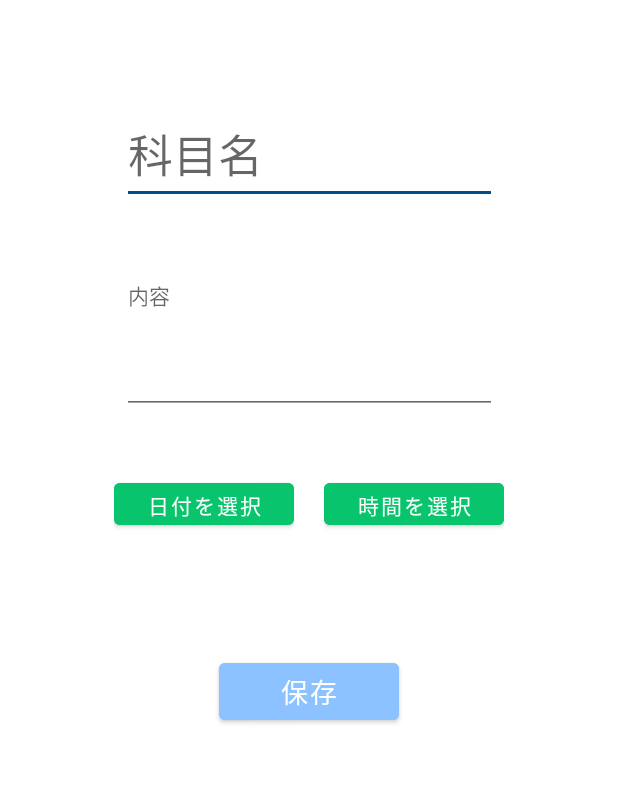
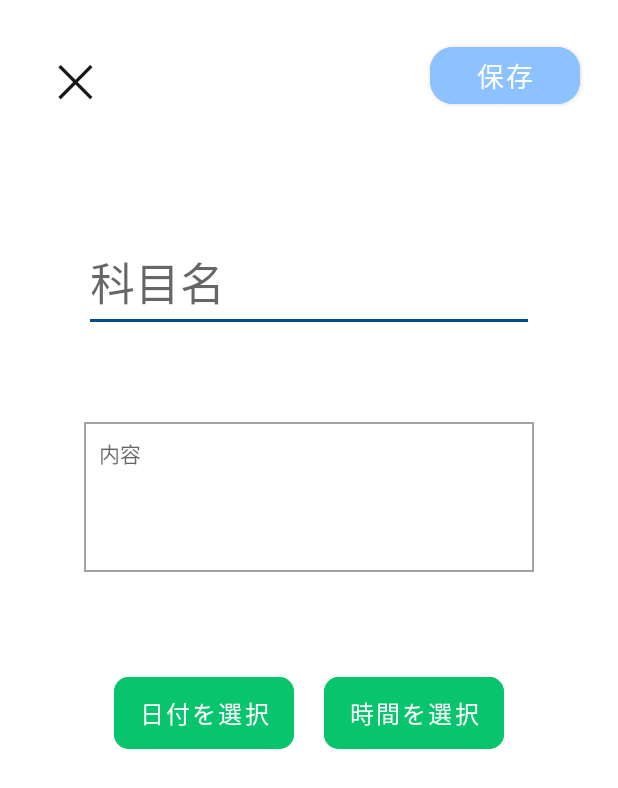
Before and after one commit to ri0103/ExamApplication, an Android app: the AddToDoActivity screen opened directly, with no data from a screen before it, on a phone screen of 412 x 824 dp. Shown: the top 788 px of the screen. Run offline under Robolectric (Android 15) with nearby library versions, the phone set to English and light mode, and no system bars; libraries missing offline, so code that uses them is left out: io.realm.

Commit message:
little ui change

```diff
--- a/app/src/main/java/app/ishizaki/ryu/examapplication/fragments/CoverageFragment.kt
+++ b/app/src/main/java/app/ishizaki/ryu/examapplication/fragments/CoverageFragment.kt
@@ -13,6 +13,7 @@ import app.ishizaki.ryu.examapplication.*
 import io.realm.Realm
 import io.realm.RealmResults
 import kotlinx.android.synthetic.main.fragment_coverage.*
+import kotlinx.android.synthetic.main.fragment_todo.*
 
 class CoverageFragment : Fragment() {
 
@@ -45,6 +46,8 @@ class CoverageFragment : Fragment() {
             val intent = Intent(activity, AddCoverageActivity::class.java)
             activity?.startActivity(intent)
         }
+
+
     }
 
     fun readAll(): RealmResults<Coverage> {
--- /dev/null
+++ b/app/src/main/res/drawable/border1.xml
@@ -0,0 +1,9 @@
+<?xml version="1.0" encoding="utf-8"?>
+
+<shape android:shape="rectangle"
+    xmlns:android="http://schemas.android.com/apk/res/android">
+<stroke
+    android:color="#a3a3a3"
+    android:width="1sp"
+    />
+    </shape>
--- a/app/src/main/res/layout/activity_add_to_do.xml
+++ b/app/src/main/res/layout/activity_add_to_do.xml
@@ -8,119 +8,114 @@
 
     <EditText
         android:id="@+id/subjectSchedule"
-        android:layout_width="250sp"
+        android:layout_width="300sp"
         android:layout_height="wrap_content"
-        android:layout_marginTop="70sp"
+        android:layout_marginTop="80sp"
         android:ems="10"
         android:hint="科目名"
         android:inputType="textPersonName"
         android:textSize="30sp"
         app:layout_constraintEnd_toEndOf="parent"
         app:layout_constraintStart_toStartOf="parent"
-        app:layout_constraintTop_toTopOf="parent" />
+        app:layout_constraintTop_toBottomOf="@id/scheduleSaveButton"
+        android:textColor="@color/nice_black"/>
 
     <EditText
         android:id="@+id/contentSchedule"
         android:gravity="top|left"
-        android:layout_width="250sp"
+        android:layout_width="300sp"
         android:layout_height="wrap_content"
+        android:padding="10sp"
         android:minHeight="100sp"
-        android:layout_marginTop="40sp"
-        android:ems="10"
+        android:layout_marginTop="60sp"
+        android:ems="1000"
         android:hint="内容"
         android:inputType="textMultiLine"
         android:textSize="14sp"
         app:layout_constraintEnd_toEndOf="parent"
         app:layout_constraintStart_toStartOf="parent"
-        app:layout_constraintTop_toBottomOf="@+id/subjectSchedule" />
+        android:textColor="@color/nice_black"
+        app:layout_constraintTop_toBottomOf="@+id/subjectSchedule"
+        android:background="@drawable/border1"
+        />
 
     <Button
         android:id="@+id/scheduleSaveButton"
-        android:layout_width="120sp"
+        android:layout_width="100sp"
         android:layout_height="50sp"
-        android:layout_marginTop="40sp"
-        android:backgroundTint="#8cc2ff"
+        android:layout_marginTop="25sp"
+        android:backgroundTint="@color/sky_blue"
         android:text="保存"
         android:textColor="@color/white"
         android:textSize="18sp"
+        app:cornerRadius="15sp"
+        app:layout_constraintRight_toRightOf="parent"
+        android:layout_marginRight="25sp"
+        app:layout_constraintTop_toTopOf="parent" />
 
-        app:layout_constraintTop_toBottomOf="@id/dateandtimebuttons"
-        app:layout_constraintEnd_toEndOf="parent"
-        app:layout_constraintStart_toStartOf="parent" />
+    <Button
+        android:id="@+id/cancelAddingToDo"
+        android:minHeight="0dp"
+        android:minWidth="0dp"
+        android:backgroundTint="@color/white"
+        android:outlineSpotShadowColor="@color/white"
+        android:outlineAmbientShadowColor="@color/white"
+        android:layout_width="50sp"
+        android:layout_height="50sp"
+        app:layout_constraintTop_toTopOf="parent"
+        app:layout_constraintLeft_toLeftOf="parent"
+        android:layout_marginTop="25sp"
+        android:layout_marginLeft="25sp"
+        android:text="✕"
+        android:padding="0dp"
+        android:textSize="30sp"
+        android:textColor="@color/nice_black"
+        android:gravity="center" />
 
     <LinearLayout
         android:id="@+id/dateandtimebuttons"
         android:layout_width="match_parent"
         android:layout_height="wrap_content"
+        android:layout_marginTop="64dp"
+        android:gravity="center"
         android:orientation="horizontal"
-        app:layout_constraintTop_toBottomOf="@id/contentSchedule"
+        app:layout_constraintHorizontal_bias="0.0"
+        app:layout_constraintLeft_toLeftOf="parent"
         app:layout_constraintRight_toRightOf="parent"
-        app:layout_constraintLeft_toLeftOf="parent"
-        android:gravity="center"
-        android:layout_marginTop="40sp">
+        app:layout_constraintTop_toBottomOf="@id/contentSchedule">
 
-       <LinearLayout
-           android:layout_width="wrap_content"
-           android:layout_height="match_parent"
-           android:orientation="vertical"
-           android:layout_marginRight="10sp">
 
         <Button
             android:id="@+id/dateScheduleButton"
             android:layout_width="120sp"
-        android:layout_height="40sp"
+            android:layout_height="60sp"
+            android:layout_marginRight="10sp"
             android:backgroundTint="@color/dark_mint_green"
             android:text="日付を選択"
             android:textColor="@color/white"
-        android:textSize="14sp"
+            android:textSize="16sp"
+            app:cornerRadius="10sp"
             app:layout_constraintEnd_toStartOf="@+id/timeScheduleButton"
             app:layout_constraintStart_toStartOf="parent"
             app:layout_constraintTop_toBottomOf="@+id/contentSchedule" />
 
-        <TextView
-            android:id="@+id/selectedDateToDo"
-            android:layout_width="120sp"
-            android:layout_height="30sp"
-            android:layout_marginTop="10sp"
-            android:textAlignment="center"
-            android:textSize="20sp"
-            app:layout_constraintStart_toStartOf="parent"
-            app:layout_constraintTop_toBottomOf="@+id/dateScheduleButton" />
-
-       </LinearLayout>
-
-    <LinearLayout
-        android:layout_width="wrap_content"
-        android:layout_height="match_parent"
-        android:orientation="vertical"
-        android:layout_marginLeft="10sp"
-        >
 
         <Button
             android:id="@+id/timeScheduleButton"
             android:layout_width="120sp"
-        android:layout_height="40sp"
+            android:layout_height="60sp"
+            android:layout_marginLeft="10sp"
             android:backgroundTint="@color/dark_mint_green"
             android:text="時間を選択"
             android:textColor="@color/white"
-        android:textSize="14sp"
+            android:textSize="16sp"
+            app:cornerRadius="10sp"
             app:layout_constraintEnd_toEndOf="parent"
             app:layout_constraintStart_toEndOf="@+id/dateScheduleButton"
             app:layout_constraintTop_toBottomOf="@+id/contentSchedule" />
 
-        <TextView
-            android:id="@+id/selectedTimeToDo"
-            android:layout_width="120sp"
-            android:layout_height="30sp"
-            android:layout_marginTop="10sp"
-            android:textAlignment="center"
-            android:textSize="20sp"
-            app:layout_constraintEnd_toEndOf="parent"
-            app:layout_constraintTop_toBottomOf="@+id/timeScheduleButton" />
-    </LinearLayout>
+
     </LinearLayout>
 
 
-
-
 </androidx.constraintlayout.widget.ConstraintLayout>
```
Also changed, not shown: app/src/main/java/app/ishizaki/ryu/examapplication/AddToDoActivity.kt (+7 -2 lines), app/src/main/res/layout/activity_add_coverage.xml (+22 -17 lines), app/src/main/res/layout/fragment_coverage.xml (+18 -4 lines), app/src/main/res/layout/fragment_todo.xml (+16 -4 lines). Lines whose indentation alone changed are shown as unchanged.
